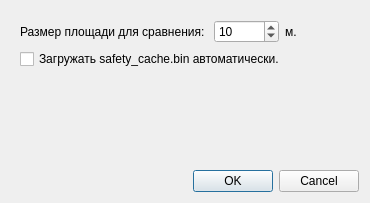
aunoor/pgsconverter, file ui/configdialog.ui: the form before one commit.
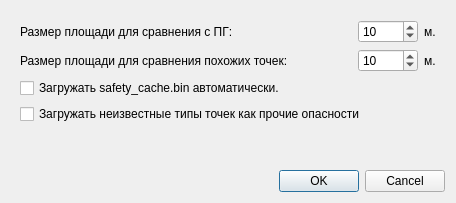
The form after the commit.

Commit message:
Переделка интерфейса. Добавлена возможность удалять дубли загруженных точек.
Есть непойманный баг с редактированием точки.

The edit to the form file:
```diff
--- a/ui/configdialog.ui
+++ b/ui/configdialog.ui
@@ -6,7 +6,7 @@
    <rect>
     <x>0</x>
     <y>0</y>
-    <width>370</width>
+    <width>456</width>
     <height>203</height>
    </rect>
   </property>
@@ -22,12 +22,31 @@
         <item>
          <widget class="QLabel" name="label">
           <property name="text">
-           <string>Размер площади для сравнения: </string>
+           <string>Размер площади для сравнения c ПГ: </string>
           </property>
          </widget>
         </item>
         <item>
-         <widget class="QSpinBox" name="spinBox_BoxSize">
+         <spacer name="horizontalSpacer">
+          <property name="orientation">
+           <enum>Qt::Horizontal</enum>
+          </property>
+          <property name="sizeHint" stdset="0">
+           <size>
+            <width>40</width>
+            <height>20</height>
+           </size>
+          </property>
+         </spacer>
+        </item>
+        <item>
+         <widget class="QSpinBox" name="spinBox_SC_BoxSize">
+          <property name="minimumSize">
+           <size>
+            <width>60</width>
+            <height>0</height>
+           </size>
+          </property>
           <property name="maximum">
            <number>999</number>
           </property>
@@ -46,7 +65,54 @@
        </layout>
       </item>
       <item>
-       <widget class="QCheckBox" name="checkBox">
+       <layout class="QHBoxLayout" name="horizontalLayout_2">
+        <item>
+         <widget class="QLabel" name="label_3">
+          <property name="text">
+           <string>Размер площади для сравнения похожих точек: </string>
+          </property>
+         </widget>
+        </item>
+        <item>
+         <spacer name="horizontalSpacer_2">
+          <property name="orientation">
+           <enum>Qt::Horizontal</enum>
+          </property>
+          <property name="sizeHint" stdset="0">
+           <size>
+            <width>40</width>
+            <height>20</height>
+           </size>
+          </property>
+         </spacer>
+        </item>
+        <item>
+         <widget class="QSpinBox" name="spinBox_Int_BoxSize">
+          <property name="minimumSize">
+           <size>
+            <width>60</width>
+            <height>0</height>
+           </size>
+          </property>
+          <property name="maximum">
+           <number>999</number>
+          </property>
+          <property name="value">
+           <number>10</number>
+          </property>
+         </widget>
+        </item>
+        <item>
+         <widget class="QLabel" name="label_4">
+          <property name="text">
+           <string>м.</string>
+          </property>
+         </widget>
+        </item>
+       </layout>
+      </item>
+      <item>
+       <widget class="QCheckBox" name="checkBox_scByAuto">
         <property name="whatsThis">
          <string>&lt;html&gt;&lt;head/&gt;&lt;body&gt;&lt;p&gt;Загружать системные точки из safety_cache.bin, если он найден рядом с mapcam.txt&lt;/p&gt;&lt;/body&gt;&lt;/html&gt;</string>
         </property>
@@ -55,6 +121,13 @@
         </property>
        </widget>
       </item>
+      <item>
+       <widget class="QCheckBox" name="checkBox_UnkAsOthers">
+        <property name="text">
+         <string>Загружать неизвестные типы точек как прочие опасности</string>
+        </property>
+       </widget>
+      </item>
       <item>
        <spacer name="verticalSpacer">
         <property name="orientation">
```
Left out of the diff: 4 changed lines with no effect on the pictures. The commit also changes 9 other files.
